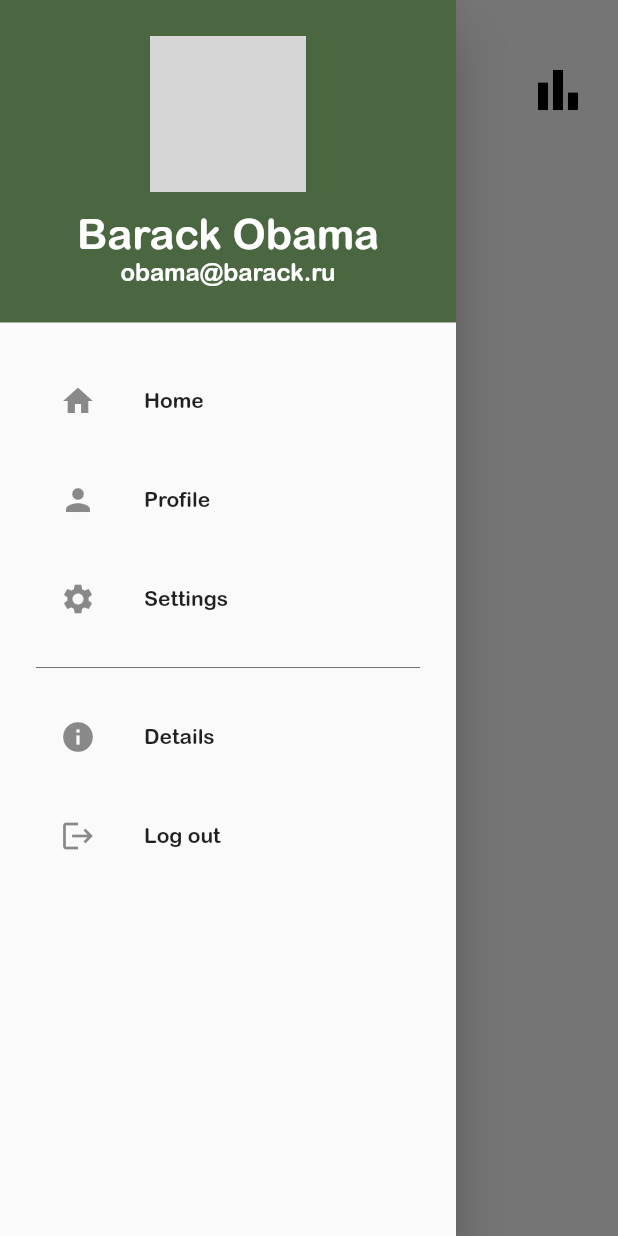
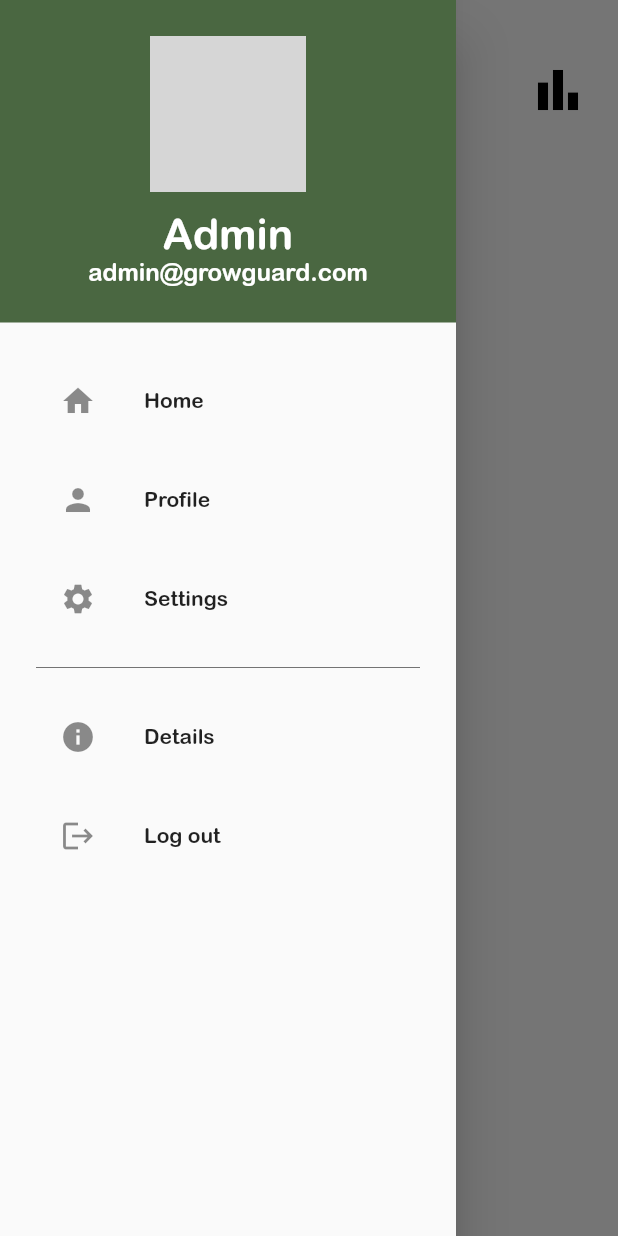
Before and after one commit to muxonn/grow_guard, a Flutter app: the HomePage screen opened directly, with the side drawer open, on a phone screen of 412 x 824 dp. Run offline on Flutter 3.47's test engine with Material 2 defaults, Android fonts, the phone set to English and light mode, and no system bars; our stand-ins replace firebase_auth, firebase_core, flutter_hooks; accounts and stored records are empty; network calls fail; grey boxes are pictures that could not be loaded.

Commit message:
Change mocked profile data in drawer for the sake of uni presentation

```diff
--- a/lib/utils/app_drawer.dart
+++ b/lib/utils/app_drawer.dart
@@ -36,11 +36,11 @@ class AppDrawer extends StatelessWidget {
           ),
           SizedBox(height: 12),
           Text(
-            "Barack Obama",
+            "Admin",
             style: TextStyle(fontSize: 28, color: Colors.white),
           ),
           Text(
-            "obama@barack.ru",
+            "admin@growguard.com",
             style: TextStyle(fontSize: 16, color: Colors.white),
           )
         ],
--- a/lib/views/camera_page.dart
+++ b/lib/views/camera_page.dart
@@ -1,6 +1,5 @@
 import 'package:flutter/material.dart';
 import 'package:flutter_hooks/flutter_hooks.dart';
-import 'package:grow_guard/utils/colors.dart';
 
 class CameraPage extends HookWidget {
   const CameraPage({super.key});
```
